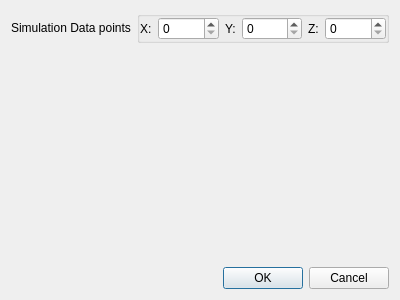
Qt form src/view/simulationsettingsdialog.ui (Abdul-AZ/mgfield) before a commit.
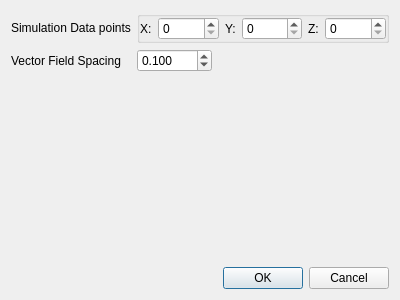
The same form after that commit.

Commit message: Add vector field datapoints spacing option in simulation settings

Diff of the .ui file:
```diff
--- a/src/view/simulationsettingsdialog.ui
+++ b/src/view/simulationsettingsdialog.ui
@@ -132,6 +132,41 @@
        </layout>
       </widget>
      </item>
+     <item row="1" column="0">
+      <widget class="QLabel" name="VectorFieldSpacingLabel">
+       <property name="text">
+        <string>Vector Field Spacing</string>
+       </property>
+      </widget>
+     </item>
+     <item row="1" column="1">
+      <widget class="QDoubleSpinBox" name="VectorFieldSpacingSpinBox">
+       <property name="sizePolicy">
+        <sizepolicy hsizetype="Fixed" vsizetype="Fixed">
+         <horstretch>0</horstretch>
+         <verstretch>0</verstretch>
+        </sizepolicy>
+       </property>
+       <property name="minimumSize">
+        <size>
+         <width>75</width>
+         <height>0</height>
+        </size>
+       </property>
+       <property name="decimals">
+        <number>3</number>
+       </property>
+       <property name="minimum">
+        <double>0.001000000000000</double>
+       </property>
+       <property name="maximum">
+        <double>10.000000000000000</double>
+       </property>
+       <property name="value">
+        <double>0.100000000000000</double>
+       </property>
+      </widget>
+     </item>
     </layout>
    </item>
    <item row="2" column="0">
```
Left out of the diff: 2 changed lines with no effect on the pictures. The commit also changes 4 other files.
